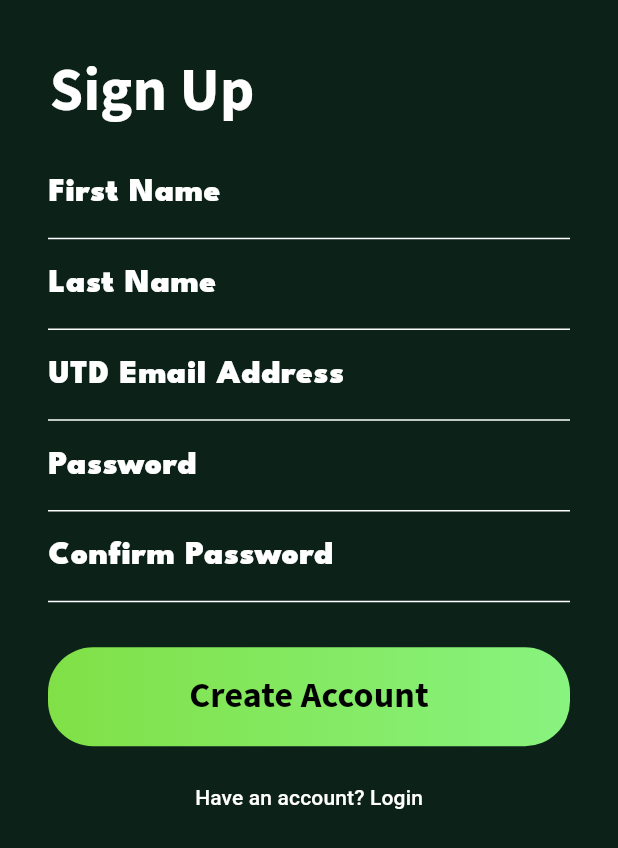
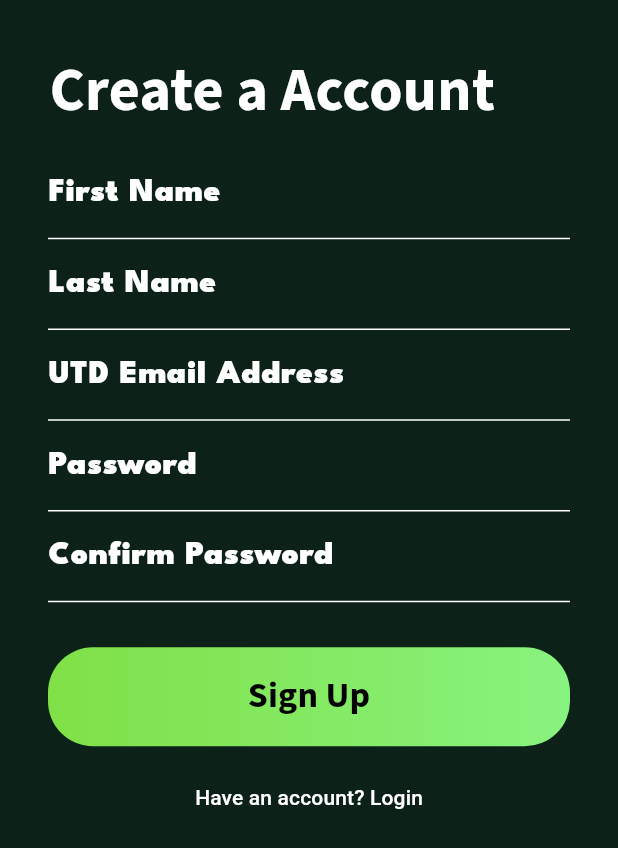
Before and after one commit to acm-projects/PickUP, a Flutter app: the screen it shows after launch, after a tap on "Sign Up", on a phone screen of 412 x 824 dp. Shown: the top 848 px of the screen. Run offline on Flutter 3.47's test engine with Material 3 defaults, Android fonts, the phone set to English and light mode, and no system bars; our stand-ins replace cloud_firestore, firebase_auth, firebase_core, flutter_calendar_carousel, flutter_local_notifications, flutter_secure_storage and 6 more; missing offline and left inert: google_maps_flutter_android, google_maps_flutter_platform_interface; accounts and stored records are empty; network calls fail.

Commit message:
newgame page

```diff
--- a/lib/Screens/choose_location.dart
+++ b/lib/Screens/choose_location.dart
@@ -14,8 +14,7 @@ class ChooseLocation extends StatelessWidget {
           leading: IconButton(
             icon: const Icon(Icons.arrow_back),
             onPressed: () {
-              Navigator.of(context)
-                  .pop(); // Navigates back to the previous screen
+              Navigator.of(context).pop();
             },
           ),
           title: const Text('Choose a Location'),
--- /dev/null
+++ b/lib/Screens/reset_password.dart
@@ -0,0 +1 @@
+// TODO Implement this library.
--- a/lib/Screens/sign_up.dart
+++ b/lib/Screens/sign_up.dart
@@ -58,7 +58,7 @@ class _SignupState extends State<Signup> {
             const Padding(
               padding: EdgeInsets.only(left: 1.0),
               child: Text(
-                'Sign Up',
+                'Create a Account',
                 style: TextStyle(
                   color: Colors.white,
                   fontSize: 40.0,
@@ -92,7 +92,7 @@ class _SignupState extends State<Signup> {
               controller: _confirmPasswordController,
             ),
             const SizedBox(height: 30),
-            buildGradientButton(context, 'Create Account', signUp),
+            buildGradientButton(context, 'Sign Up', signUp),
             const SizedBox(height: 10),
             TextButton(
               onPressed: () {
--- a/lib/Screens/start_screen.dart
+++ b/lib/Screens/start_screen.dart
@@ -1,68 +1,34 @@
 import 'package:flutter/material.dart';
-import 'package:pickup/classes/user.dart' as local_user;
-import 'package:firebase_auth/firebase_auth.dart';
-import 'package:pickup/classes/game.dart';
-import 'dart:async';
 
-class StartScreen extends StatefulWidget {
-  const StartScreen({super.key});
-
+import 'nav_bar.dart';
+class MyApp extends StatelessWidget {
   @override
-  _StartScreenState createState() => _StartScreenState();
-}
-
-void initLogin(BuildContext context) async {
-  try {
-    final String userID = await local_user.User.getUserID();
-    final String password = await local_user.User.getPassword();
-
-    await FirebaseAuth.instance.signInWithEmailAndPassword(
-      email: userID,
-      password: password,
+  Widget build(BuildContext context) {
+    return MaterialApp(
+      title: 'PickUP',
+      home: StartScreen(),
     );
-
-    Navigator.pushNamed(context, '/Login/HomePage');
-  } catch (e) {
-    print(e);
   }
 }
-
-class _StartScreenState extends State<StartScreen> {
-  // Now you can define initState() here
-  @override
-  //Automatic Login else Send to login/signup
-  void initState() {
-    super.initState();
-    initLogin(context);
-
-    int messageCount = 0;
-    /*
-    Timer? timer;
-
-    timer = Timer.periodic(Duration(milliseconds: 3000), (_) async {
-      List<dynamic> gameChat = (await Game.fetch('858g98137a5i') as Map<String, dynamic>)["chat"];
-
-      for (int i = messageCount; i < gameChat.length; i++) {
-        print(gameChat[i]);
-      }
-
-      messageCount = gameChat.length;
-
-      timer?.cancel();
-    });
-    */
-  }
-
+class StartScreen extends StatelessWidget {
   @override
   Widget build(BuildContext context) {
-    return Scaffold(
-      backgroundColor: const Color(0xFF1A3E2F),
-      body: Padding(
-        padding: const EdgeInsets.symmetric(horizontal: 24.0),
-        child: Column(
-          mainAxisAlignment: MainAxisAlignment.center,
+    return Stack(
       children: [
-            //BackgroundPattern(),
+        // Background color
+        Container(
+          color: const Color(0xFF0C2219), // Your desired background color
+          width: double.infinity,
+          height: double.infinity,
+        ),
+        // Background pattern widget
+        BackgroundPattern(),
+        Scaffold(
+          backgroundColor:
+              Colors.transparent, // Make scaffold background transparent
+          body: Column(
+            mainAxisAlignment: MainAxisAlignment.center, // Center vertically
+            children: [
               const Text(
                 'PickUP',
                 style: TextStyle(
@@ -71,22 +37,35 @@ class _StartScreenState extends State<StartScreen> {
                   fontSize: 48,
                 ),
               ),
-            const SizedBox(height: 180),
+              const SizedBox(height: 50),
               Row(
-              mainAxisAlignment: MainAxisAlignment.center,
+                mainAxisAlignment:
+                    MainAxisAlignment.center, // Center horizontally
                 children: [
                   ElevatedButton(
+
                      onPressed: () {
-                    Navigator.pushNamed(context, '/Signup');
+
+                      Navigator.of(context).pushNamed('/Signup');
                     },
                     style: ElevatedButton.styleFrom(
-                    backgroundColor: const Color.fromARGB(255, 94, 160, 96),
-                    padding: const EdgeInsets.symmetric(
-                        horizontal: 32, vertical: 16),
+                      backgroundColor:
+                          Colors.green.shade300, // Light green color
+                      padding:
+                          const EdgeInsets.symmetric(horizontal: 32, vertical: 15),
+                      shape: RoundedRectangleBorder(
+                        borderRadius:
+                            BorderRadius.circular(30), // Rounded corners
+                      ),
+                      elevation: 4, // Add a slight elevation
                     ),
                     child: const Text(
                       'Sign Up',
-                    style: TextStyle(color: Colors.white, fontSize: 18),
+                      style: TextStyle(
+                        color: Colors.black,
+                        fontSize: 18,
+                        fontWeight: FontWeight.bold, // Make the text bold
+                      ),
                     ),
                   ),
                   const SizedBox(width: 24),
@@ -94,22 +73,32 @@ class _StartScreenState extends State<StartScreen> {
                     'or',
                     style: TextStyle(
                       color: Colors.white,
-                    fontSize: 18,
+                      fontSize: 20,
                     ),
                   ),
                   const SizedBox(width: 24),
                   ElevatedButton(
                    onPressed: () {
-                    Navigator.pushNamed(context, '/Login');
+
+                      Navigator.of(context).pushNamed('/Login');
                     },
                     style: ElevatedButton.styleFrom(
-                    backgroundColor: const Color.fromARGB(255, 94, 160, 96),
-                    padding: const EdgeInsets.symmetric(
-                        horizontal: 32, vertical: 16),
+                      backgroundColor: Colors.green.shade300,
+                      padding:
+                          const EdgeInsets.symmetric(horizontal: 32, vertical: 15),
+                      shape: RoundedRectangleBorder(
+                        borderRadius:
+                            BorderRadius.circular(30), // Rounded corners
+                      ),
+                      elevation: 4, // Add a slight elevation
                     ),
                     child: const Text(
                       'Login',
-                    style: TextStyle(color: Colors.white, fontSize: 18),
+                      style: TextStyle(
+                        color: Colors.black,
+                        fontSize: 18,
+                        fontWeight: FontWeight.bold, // Make the text bold
+                      ),
                     ),
                   ),
                 ],
@@ -117,14 +106,11 @@ class _StartScreenState extends State<StartScreen> {
             ],
           ),
         ),
+      ],
     );
   }
-  // ... other methods and build method
 }
-
 class BackgroundPattern extends StatelessWidget {
-  const BackgroundPattern({super.key});
-
   @override
   Widget build(BuildContext context) {
     return Positioned.fill(
--- a/lib/main.dart
+++ b/lib/main.dart
@@ -6,10 +6,12 @@ import 'Screens/start_screen.dart';
 import 'Screens/choose_gametype.dart';
 import 'Screens/config_game.dart';
 import 'Screens/choose_location.dart';
+import 'Screens/home_page.dart';
 import 'Screens/choose_time.dart';
 import 'Screens/chat_page.dart';
 import 'package:pickup/classes/notification.dart';
 import 'Screens/nav_bar.dart';
+import 'Screens/stats.dart';
 import 'dart:io' show Platform;
 
 void main() async {
@@ -43,15 +45,16 @@ class PickUpApp extends StatelessWidget {
       navigatorKey: navigatorKey,
       initialRoute: '/',
       routes: {
-        '/': (context) => const StartScreen(),
+        '/': (context) =>  StartScreen(),
         '/Signup': (context) => const Signup(),
         '/Login': (context) => const Login(),
         '/ChooseGameType': (context) => const GameCreation(),
-        '/Login/HomePage': (context) => const MainPage(),
+        '/homePage': (context) => const HomePage(),
         '/ConfigureGame': (context) => const ConfigureGame(),
         '/ChooseTime': (context) => const ChooseTime(),
         '/ChooseLocation': (context) => const ChooseLocation(),
         '/chatPage': (context) => const ChatPage(),
+        '/statsPage': (context) => StatsPage(),
       },
     );
   }
```
Also changed, not shown: lib/Screens/home_page.dart (+52 -50 lines), lib/Screens/log_in.dart (+6 -4 lines), lib/Screens/profile.dart (+36 -20 lines), lib/Screens/stats.dart (added, +332 -0 lines), pubspec.yaml (+7 -3 lines), assets/basketball-hoop.png (added), assets/beachsoccer.png (added), assets/cr7.png (added), assets/ronaldo.jpeg (added), assets/soccer-ball.png (added), assets/soccerplayer.jpeg (added), assets/volleyball.png (added), 1 other file. Lines whose indentation alone changed are shown as unchanged.
